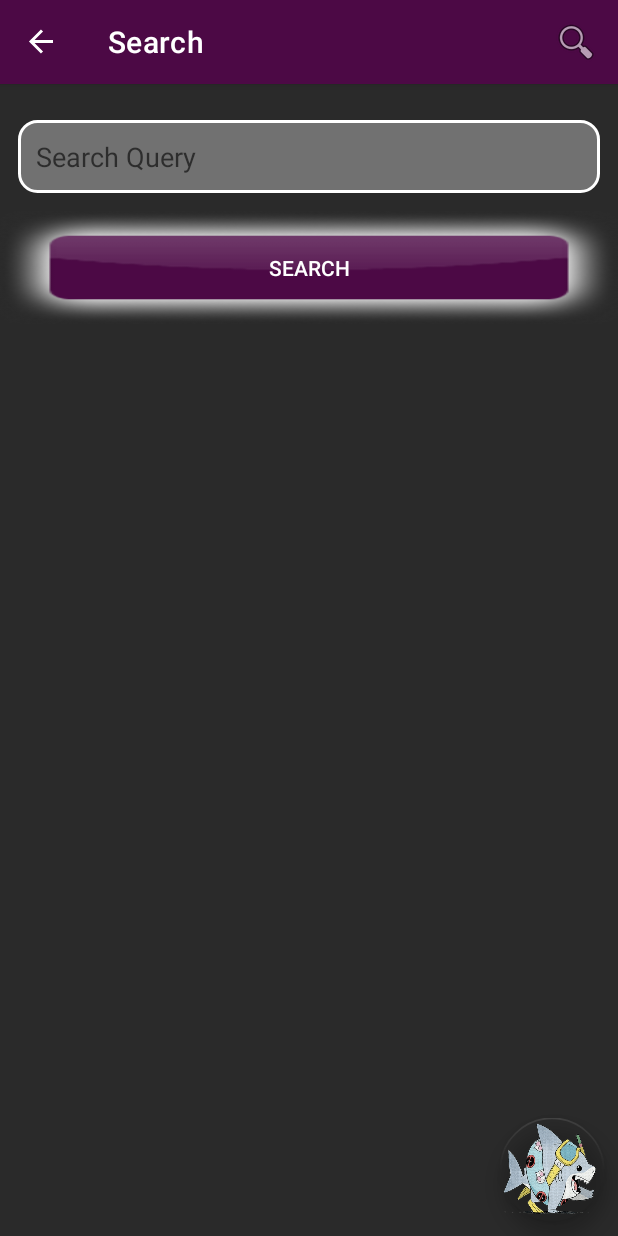
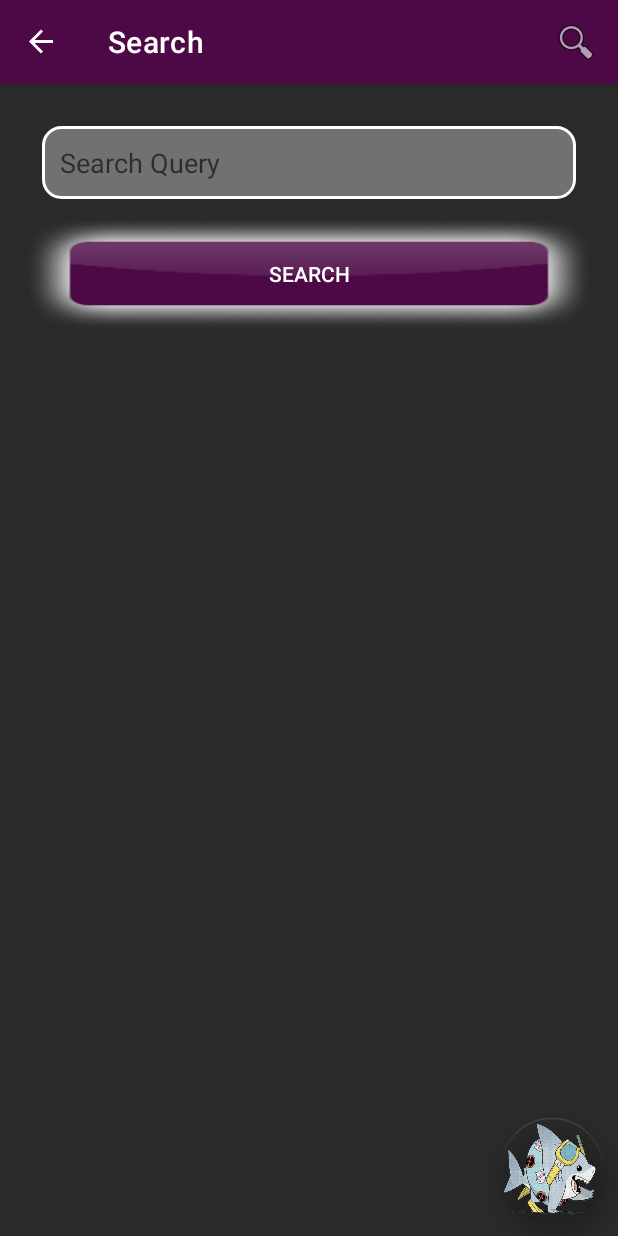
Before and after one commit to alvarotorrestx/heroic_organizer, an Android app: the screen it shows after launch once a user with an empty profile is signed in (MainActivity), after a tap on "Search", on a phone screen of 412 x 824 dp. Run offline under Robolectric (Android 15) with nearby library versions, the phone set to English and light mode, and no system bars; our stand-ins replace Firebase (no records; nobody signed in at launch, a user with empty details on screens opened directly), navigation-ui; pictures from the network do not load.

Commit message:
Matched similar layouts on some fragments with padding and updated Search -> Add comic to library navigation.

```diff
--- a/app/src/main/res/layout/fragment_search.xml
+++ b/app/src/main/res/layout/fragment_search.xml
@@ -1,9 +1,10 @@
 <?xml version="1.0" encoding="utf-8"?>
 <FrameLayout xmlns:android="http://schemas.android.com/apk/res/android"
-            android:id="@+id/search_fragment_container"
-            android:layout_width="match_parent"
-            android:layout_height="match_parent"
-            android:paddingTop="12dp" android:background="#2A2A2A">
+             android:id="@+id/search_fragment_container"
+             android:layout_width="match_parent"
+             android:layout_height="match_parent"
+             android:padding="16dp"
+             android:background="#2A2A2A">
 
     <LinearLayout
             android:orientation="vertical"
@@ -34,7 +35,8 @@
                 android:id="@+id/searchResultsContent"
                 android:layout_width="match_parent"
                 android:layout_height="match_parent"
-                android:padding="4dp" android:layout_marginBottom="4dp">
+                android:padding="16dp"
+                android:layout_marginBottom="12dp">
 
             <!-- Comic Results container wrapper -->
             <GridLayout
@@ -43,7 +45,7 @@
                     android:layout_height="wrap_content"
                     android:columnCount="2"
                     android:orientation="horizontal"
-                    android:padding="4dp"
+
                     android:alignmentMode="alignMargins"
                     android:rowOrderPreserved="false">
 
--- a/app/src/main/res/navigation/mobile_navigation.xml
+++ b/app/src/main/res/navigation/mobile_navigation.xml
@@ -47,6 +47,11 @@
             tools:layout="@layout/fragment_search" />
 
     <fragment
+            android:id="@+id/nav_add_to_library"
+            android:name="com.example.heroicorganizer.ui.comic.ComicDetailFragment"
+            android:label="Add Comic to Library" />
+
+    <fragment
             android:id="@+id/nav_library_create"
             android:name="com.example.heroicorganizer.ui.library.LibraryCreateFolderFragment"
             android:label="Add Folder" />
```
Also changed, not shown: app/src/main/java/com/example/heroicorganizer/ui/comic/ComicDetailFragment.java (+0 -10 lines), app/src/main/java/com/example/heroicorganizer/ui/search/SearchFragment.java (+5 -9 lines), app/src/main/res/layout/fragment_comic_details.xml (+0 -13 lines).
